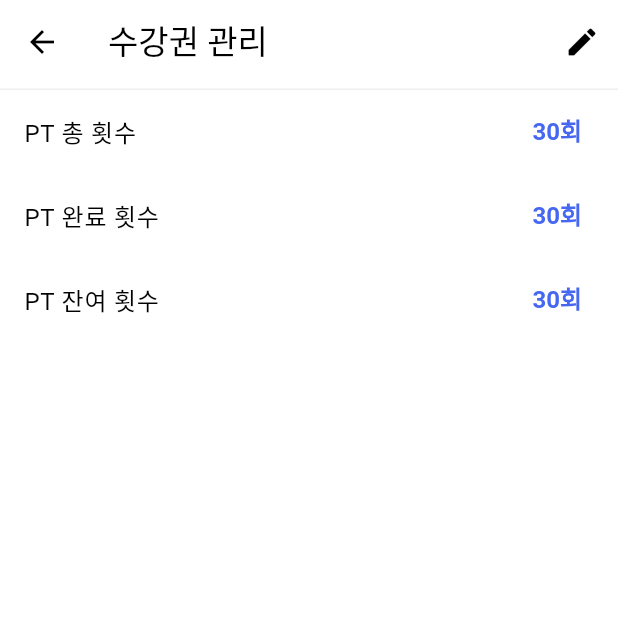
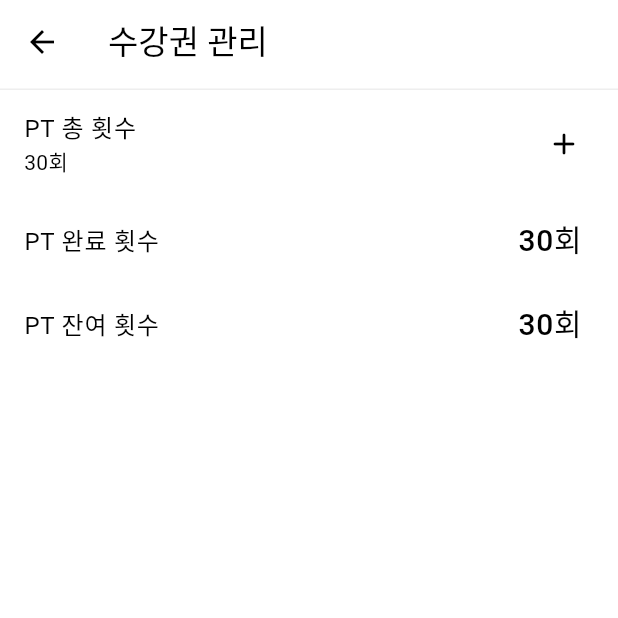
Before and after one commit to Dream-Maker-Inc/si_hicoach_fe, a Flutter app: the TrainerMemberDetailTicketsView screen opened directly, on a phone screen of 412 x 824 dp, the top half of it. Run offline on Flutter 3.47's test engine with Material 2 defaults, Android fonts, the phone set to English and light mode, and no system bars.

Commit message:
refactor: 수강권 관리, 수강권 추가

```diff
--- a/lib/domain/common/components/text_field.dart
+++ b/lib/domain/common/components/text_field.dart
@@ -43,6 +43,7 @@ class CustomTextField extends StatelessWidget {
           labelText: hintText,
           hintText: hintText,
           enabled: enabled!,
+          counterText: '',
         ),
         keyboardType: keyboardType,
         validator: validator,
--- a/lib/domain/trainer/views/member/detail/tickets/tickets.dart
+++ b/lib/domain/trainer/views/member/detail/tickets/tickets.dart
@@ -1,4 +1,5 @@
 import 'package:flutter/material.dart';
+import 'package:si_hicoach_fe/domain/common/components/alert_widget.dart';
 import 'package:si_hicoach_fe/domain/common/components/app_bar.dart';
 import 'package:si_hicoach_fe/domain/trainer/views/member/detail/tickets/edit.dart';
 
@@ -7,52 +8,39 @@ class TrainerMemberDetailTicketsView extends StatelessWidget {
 
   @override
   Widget build(BuildContext context) {
+    onTotalCountTapped(BuildContext context) {
+      showDialog<String>(
+        context: context,
+        barrierDismissible: false,
+        builder: (BuildContext context) => CustomAlertDialogWidget(
+          title: 'PT 횟수 추가',
+          content: const EditTicketDialog(),
+          positiveText: '추가하기',
+          onPositivePressed: () => Navigator.of(context).pop(),
+          negativeText: '취소',
+          onNegativePressed: () => Navigator.pop(context, true),
+        ),
+      );
+    }
+
     return Scaffold(
-      appBar: CustomAppBarArrowBack(
-        titleText: '수강권 관리',
-        actionsWidget: <Widget>[
-          IconButton(
-              onPressed: () {
-                Navigator.of(context).push(
-                  MaterialPageRoute(
-                    builder: (BuildContext context) =>
-                        const TrainerMemberDetailTicketsEditView(),
-                  ),
-                );
-              },
-              icon: const Icon(Icons.edit_rounded)),
-        ],
-      ),
+      appBar: const CustomAppBarArrowBack(titleText: '수강권 관리'),
       body: SizedBox(
         width: double.infinity,
         child: ListView(
           scrollDirection: Axis.vertical,
-          shrinkWrap: true,
           children: ListTile.divideTiles(
             context: context,
             tiles: List.of(
               [
                 ListTile(
+                  onTap: () => onTotalCountTapped(context),
                   title: const Text('PT 총 횟수'),
-                  trailing: Text(
-                    '30회',
-                    style: Theme.of(context).textTheme.headline5,
-                  ),
+                  subtitle: const Text('30회'),
+                  trailing: const Icon(Icons.add_rounded),
                 ),
-                ListTile(
-                  title: const Text('PT 완료 횟수'),
-                  trailing: Text(
-                    '30회',
-                    style: Theme.of(context).textTheme.headline5,
-                  ),
-                ),
-                ListTile(
-                  title: const Text('PT 잔여 횟수'),
-                  trailing: Text(
-                    '30회',
-                    style: Theme.of(context).textTheme.headline5,
-                  ),
-                ),
+                const ListTile(title: Text('PT 완료 횟수'), trailing: Text('30회')),
+                const ListTile(title: Text('PT 잔여 횟수'), trailing: Text('30회')),
               ],
             ),
           ).toList(),
--- a/lib/main.dart
+++ b/lib/main.dart
@@ -2,7 +2,7 @@ import 'package:flutter/material.dart';
 import 'package:si_hicoach_fe/domain/common/theme/checkbox.dart';
 import 'package:si_hicoach_fe/domain/common/theme/color.dart';
 import 'package:si_hicoach_fe/domain/common/theme/text.dart';
-import 'package:si_hicoach_fe/domain/splash/splash.dart';
+import 'package:si_hicoach_fe/domain/trainer/views/member/detail/tickets/tickets.dart';
 
 void main() {
   runApp(const MyApp());
@@ -23,7 +23,7 @@ class MyApp extends StatelessWidget {
           checkboxTheme: checkboxThemes,
           scaffoldBackgroundColor: Colors.white,
         ),
-        home: const SplashPage(),
+        home: const TrainerMemberDetailTicketsView(),
       ),
       onTap: () => FocusManager.instance.primaryFocus?.unfocus(),
     );
```
Also changed, not shown: lib/domain/common/components/alert_widget.dart (added, +58 -0 lines), lib/domain/trainer/views/member/detail/tickets/edit.dart (+29 -49 lines).
